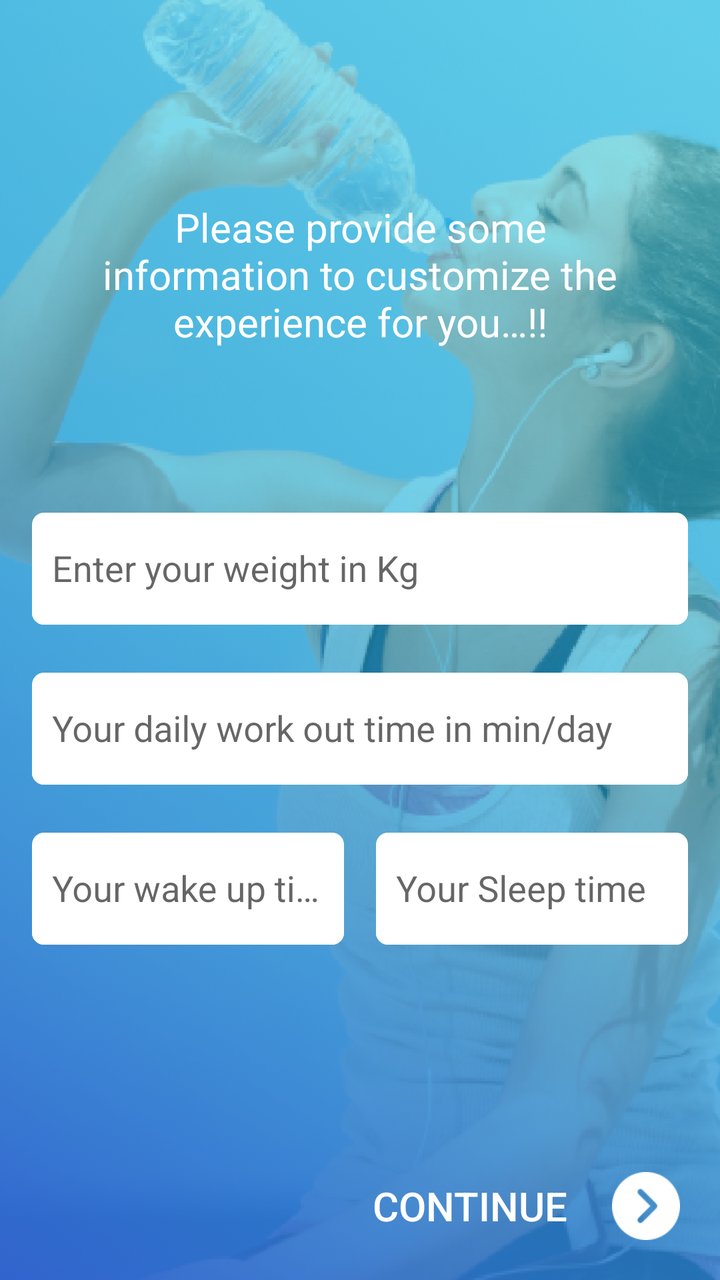
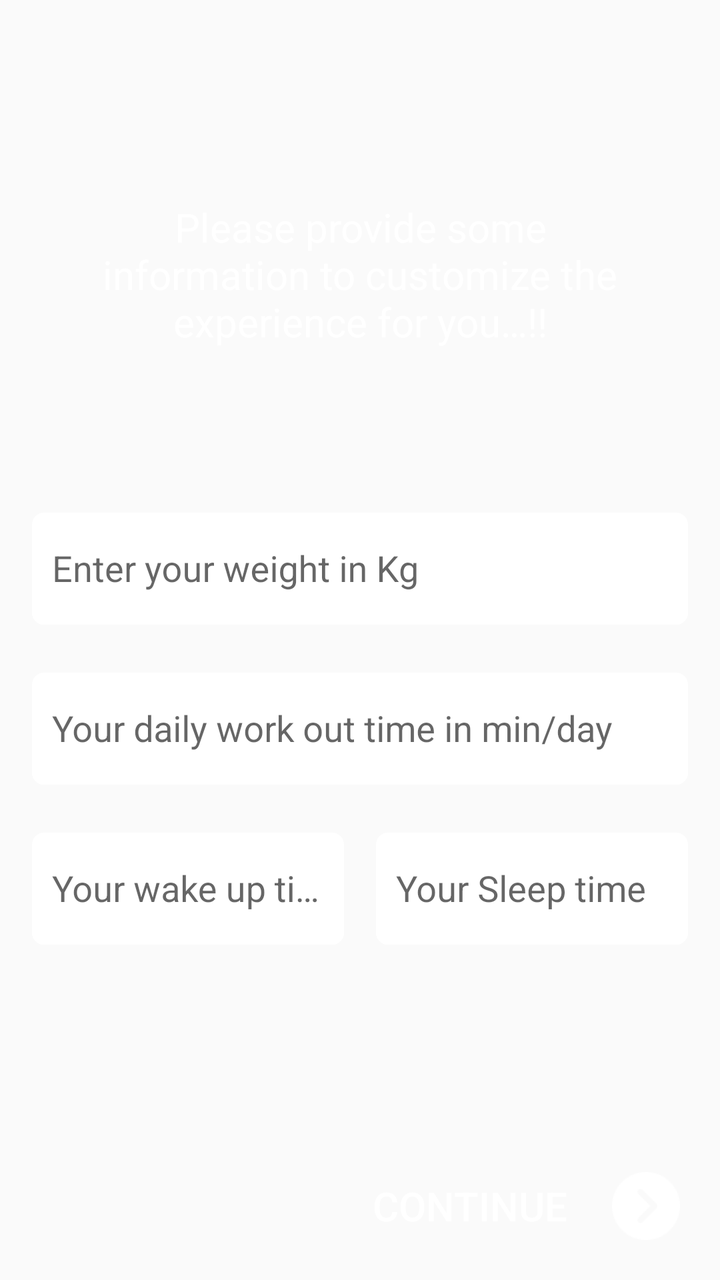

An Android layout rendered at two revisions. The XML below is the earlier revision; the diff shows what the commit changed to produce the second picture.
<!-- AndroidManifest.xml: application theme AppTheme -->
<!-- res/layout/activity_init_user_info_copy.xml -->
<?xml version="1.0" encoding="utf-8"?>
<RelativeLayout xmlns:android="http://schemas.android.com/apk/res/android"
    xmlns:app="http://schemas.android.com/apk/res-auto"
    xmlns:tools="http://schemas.android.com/tools"
    android:id="@+id/init_user_info_parent_layout"
    android:layout_width="match_parent"
    android:layout_height="match_parent"

    tools:context=".InitUserInfoActivity">

    <RelativeLayout
        android:layout_width="match_parent"
        android:layout_marginTop="-30dp"
        android:layout_height="match_parent"
        android:background="@mipmap/water_bg"></RelativeLayout>


    <TextView
        android:id="@+id/textView3"
        android:layout_width="match_parent"
        android:layout_height="wrap_content"
        android:layout_marginStart="50dp"
        android:layout_marginTop="100dp"
        android:layout_marginEnd="50dp"
        android:layout_marginBottom="16dp"
        android:text="@string/add_info_text"
        android:textAlignment="center"
        android:textColor="@color/white"
        android:textSize="20sp"
        app:layout_constraintBottom_toTopOf="@+id/constraintLayout"
        app:layout_constraintEnd_toEndOf="parent"
        app:layout_constraintStart_toStartOf="parent" />

    <androidx.constraintlayout.widget.ConstraintLayout
        android:id="@+id/constraintLayout"
        android:layout_width="match_parent"
        android:layout_height="wrap_content"
        android:layout_below="@+id/textView3"
        android:layout_marginTop="50dp">

        <com.google.android.material.textfield.TextInputLayout
            android:id="@+id/etWeight"
            android:layout_width="0dp"
            android:layout_height="wrap_content"
            android:layout_marginStart="16dp"
            android:layout_marginTop="16dp"
            android:layout_marginEnd="16dp"
            android:theme="@style/TextInputLayoutAppearance"
            app:layout_constraintEnd_toEndOf="parent"
            app:layout_constraintHorizontal_bias="0.0"
            app:layout_constraintStart_toStartOf="parent"
            app:layout_constraintTop_toTopOf="parent">

            <com.google.android.material.textfield.TextInputEditText
                android:layout_width="match_parent"
                android:layout_height="45dp"
                android:background="@null"
                android:hint="@string/weight_hint"
                android:inputType="numberSigned"
                android:maxLength="3"
                android:paddingStart="10dp"
                android:paddingBottom="10dp" />
        </com.google.android.material.textfield.TextInputLayout>

        <com.google.android.material.textfield.TextInputLayout
            android:id="@+id/etWorkTime"
            android:layout_width="0dp"
            android:layout_height="wrap_content"
            android:layout_marginStart="16dp"
            android:layout_marginTop="24dp"
            android:layout_marginEnd="16dp"
            android:theme="@style/TextInputLayoutAppearance"
            app:layout_constraintEnd_toEndOf="parent"
            app:layout_constraintStart_toStartOf="parent"
            app:layout_constraintTop_toBottomOf="@+id/etWeight">

            <com.google.android.material.textfield.TextInputEditText
                android:layout_width="match_parent"
                android:layout_height="45dp"
                android:background="@null"
                android:hint="@string/workout_hint"
                android:inputType="numberSigned"
                android:maxLength="3"
                android:paddingStart="10dp"
                android:paddingBottom="10dp" />
        </com.google.android.material.textfield.TextInputLayout>

        <com.google.android.material.textfield.TextInputLayout
            android:id="@+id/etWakeUpTime"
            android:layout_width="0dp"
            android:layout_height="wrap_content"
            android:layout_marginStart="16dp"
            android:layout_marginTop="24dp"
            android:layout_marginEnd="8dp"
            android:theme="@style/TextInputLayoutAppearance"
            app:layout_constraintEnd_toStartOf="@+id/etSleepTime"
            app:layout_constraintStart_toStartOf="parent"
            app:layout_constraintTop_toBottomOf="@+id/etWorkTime">

            <com.google.android.material.textfield.TextInputEditText
                android:layout_width="match_parent"
                android:layout_height="45dp"
                android:background="@null"
                android:clickable="true"
                android:focusable="false"
                android:hint="@string/wakeup_hint"
                android:inputType="numberSigned"
                android:paddingStart="10dp"
                android:paddingBottom="10dp" />
        </com.google.android.material.textfield.TextInputLayout>

        <com.google.android.material.textfield.TextInputLayout
            android:id="@+id/etSleepTime"
            android:layout_width="0dp"
            android:layout_height="wrap_content"
            android:layout_marginStart="8dp"
            android:layout_marginTop="24dp"
            android:layout_marginEnd="16dp"
            android:theme="@style/TextInputLayoutAppearance"
            app:layout_constraintEnd_toEndOf="parent"
            app:layout_constraintStart_toEndOf="@+id/etWakeUpTime"
            app:layout_constraintTop_toBottomOf="@+id/etWorkTime">

            <com.google.android.material.textfield.TextInputEditText
                android:layout_width="match_parent"
                android:layout_height="45dp"
                android:background="@null"
                android:clickable="true"
                android:focusable="false"
                android:hint="@string/sleeping_hint"
                android:inputType="numberSigned"
                android:paddingStart="10dp"
                android:paddingBottom="10dp" />
        </com.google.android.material.textfield.TextInputLayout>
    </androidx.constraintlayout.widget.ConstraintLayout>

    <Button

        android:id="@+id/btnContinue"
        style="@android:style/Widget.Material.Button.Borderless"
        android:layout_width="200dp"
        android:layout_height="wrap_content"
        android:layout_alignParentRight="true"

        android:layout_alignParentBottom="true"
        android:layout_marginTop="16dp"
        android:layout_marginEnd="8dp"
        android:layout_marginBottom="10dp"
        android:drawableEnd="@mipmap/cont"
        android:text="@string/str_continue"
        android:textColor="@color/white"
        android:textSize="@dimen/text_20" />

</RelativeLayout>
<!-- resources referenced by this layout -->
<resources>
  <color name="white">#ffffff</color>
  <dimen name="text_20">20sp</dimen>
  <!-- mipmap cont: png bitmap (mipmap-xhdpi, 1198 bytes) -->
  <!-- mipmap water_bg: png bitmap (mipmap-xhdpi, 900741 bytes) -->
  <string name="add_info_text">Please provide some information to customize the experience for you…!!</string>
  <string name="sleeping_hint">Your Sleep time</string>
  <string name="str_continue">Continue</string>
  <string name="wakeup_hint">Your wake up time</string>
  <string name="weight_hint">Enter your weight in Kg</string>
  <string name="workout_hint">Your daily work out time in min/day</string>
  <style name="TextInputLayoutAppearance" parent="Widget.Design.TextInputLayout">
          
          <item name="hintTextAppearance">@style/HintText</item>
          <item name="errorTextAppearance">@style/ErrorText</item>
          <item name="android:background">@drawable/textinput_bg</item>
      </style>
  <style name="AppTheme" parent="Theme.AppCompat.Light.DarkActionBar">
          
          <item name="colorPrimary">@color/colorPrimary</item>
          <item name="colorPrimaryDark">@color/colorPrimaryDark</item>
          <item name="colorAccent">@color/colorAccent</item>
      </style>
  <style name="HintText" parent="TextAppearance.AppCompat">
          <item name="android:textColor">@android:color/white</item>
          <item name="android:textSize">14sp</item>
      </style>
  <style name="ErrorText" parent="TextAppearance.AppCompat">
          <item name="android:textColor">@color/red</item>
          <item name="android:textSize">16sp</item>
      </style>
  <!-- drawable textinput_bg (drawable) -->
  <?xml version="1.0" encoding="utf-8"?>
  <selector xmlns:android="http://schemas.android.com/apk/res/android">
      <item>
          <shape android:shape="rectangle">
              <solid android:color="#FFFFFF"/>
              <corners android:radius="6dp"/>
          </shape>
      </item>
  
  </selector>
  <color name="colorPrimary">#434A71</color>
  <color name="colorPrimaryDark">#1F2339</color>
  <color name="colorAccent">#1F2339</color>
  <color name="red">#D80101</color>
</resources>

<!-- the commit's change to res/layout/activity_init_user_info_copy.xml (unified diff, before → after) -->
@@ -11,8 +11,7 @@
     <RelativeLayout
         android:layout_width="match_parent"
         android:layout_marginTop="-30dp"
-        android:layout_height="match_parent"
-        android:background="@mipmap/water_bg"></RelativeLayout>
+        android:layout_height="match_parent"></RelativeLayout>
 
 
     <TextView
<!-- resource entries referenced after the edit -->
@@ -3,7 +3,6 @@
   <color name="white">#ffffff</color>
   <dimen name="text_20">20sp</dimen>
   <!-- mipmap cont: png bitmap (mipmap-xhdpi, 1198 bytes) -->
-  <!-- mipmap water_bg: png bitmap (mipmap-xhdpi, 900741 bytes) -->
   <string name="add_info_text">Please provide some information to customize the experience for you…!!</string>
   <string name="sleeping_hint">Your Sleep time</string>
   <string name="str_continue">Continue</string>
